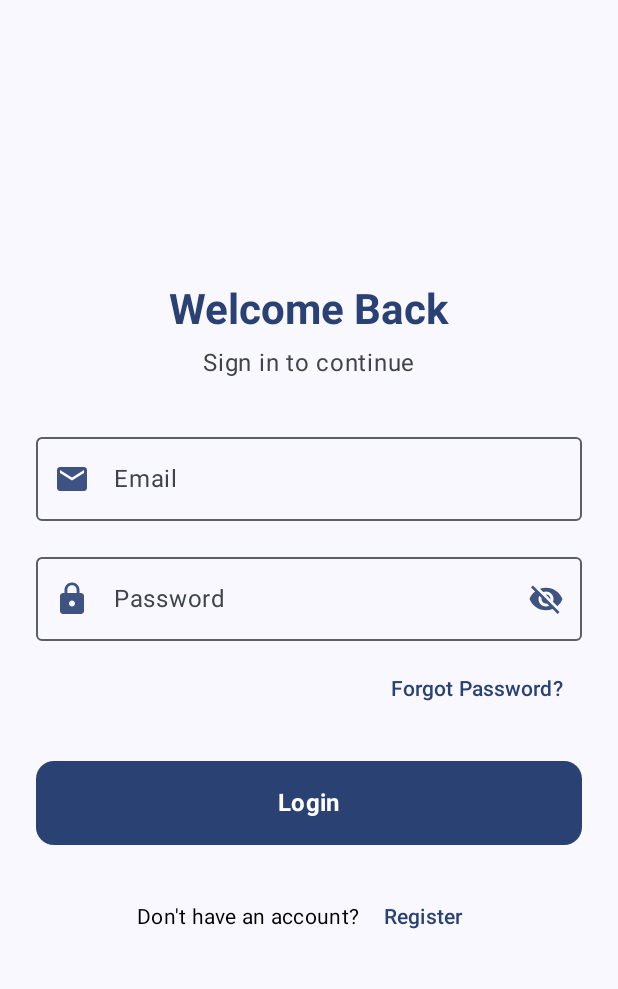
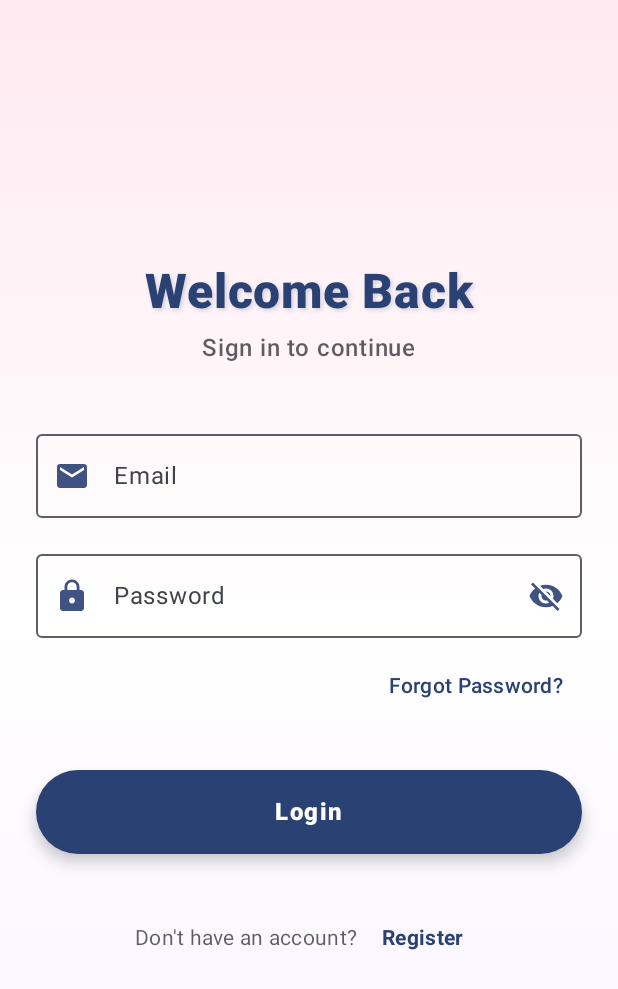
Before and after one commit to MaiVanTinh17072005/Ung_dung_android_DA3, an Android app built with Jetpack Compose: the screen it shows after launch (MainActivity), on a phone screen of 412 x 824 dp. Shown: the top 989 px of the screen. Run offline under Robolectric (Android 15) with nearby library versions, the phone set to English and light mode, and no system bars.

Commit message:
tinh add backgroud

```diff
--- a/app/src/main/java/com/example/learnjapanese/ui/screens/login/LoginScreen.kt
+++ b/app/src/main/java/com/example/learnjapanese/ui/screens/login/LoginScreen.kt
@@ -17,10 +17,16 @@ import androidx.compose.ui.text.font.FontWeight
 import androidx.compose.ui.text.input.KeyboardType
 import androidx.compose.ui.text.input.PasswordVisualTransformation
 import androidx.compose.ui.text.input.VisualTransformation
-import androidx.compose.ui.tooling.preview.Preview
 import androidx.compose.ui.unit.dp
-import com.example.learnjapanese.ui.theme.LearnJapaneseTheme
 import com.example.learnjapanese.ui.viewmodels.LoginViewModel
+import androidx.compose.ui.graphics.Brush
+import androidx.compose.ui.graphics.Color
+import androidx.compose.ui.graphics.Shadow
+import androidx.compose.ui.unit.sp
+import androidx.compose.foundation.layout.Box
+
+// Thay đổi import
+import androidx.compose.ui.geometry.Offset
 
 @Composable
 fun LoginScreen(
@@ -32,31 +38,57 @@ fun LoginScreen(
     var passwordVisible by remember { mutableStateOf(false) }
 
     val primaryColor = MaterialTheme.colorScheme.primary
+    val secondaryColor = MaterialTheme.colorScheme.secondary
     val surfaceColor = MaterialTheme.colorScheme.surface
     val iconColor = MaterialTheme.colorScheme.primary.copy(alpha = 0.9f)
 
+    // Sử dụng gradient màu hồng-trắng sáng hơn
+    val gradientColors = listOf(
+        Color(0xFFFFE9F0),  // Trắng hồng rất nhạt
+        Color(0xFFFFFFFF),  // Hồng siêu nhạt
+        Color(0xFFFAF2FF)   // Trắng
+    )
+
+    Box(
+        modifier = Modifier
+            .fillMaxSize()
+            .background(
+                Brush.verticalGradient(
+                    colors = gradientColors,
+                    startY = 0f,
+                    endY = Float.POSITIVE_INFINITY
+                )
+            )
+    ) {
         Column(
             modifier = Modifier
                 .fillMaxSize()
-            .background(surfaceColor)
-            .padding(24.dp),
+                .padding(horizontal = 24.dp, vertical = 16.dp),
             horizontalAlignment = Alignment.CenterHorizontally,
             verticalArrangement = Arrangement.Center
         ) {
             Text(
                 text = "Welcome Back",
-            style = MaterialTheme.typography.headlineMedium.copy(
+                style = MaterialTheme.typography.headlineLarge.copy(
                     color = primaryColor,
-                fontWeight = FontWeight.Bold
+                    fontWeight = FontWeight.ExtraBold,
+                    letterSpacing = 0.5.sp,
+                    shadow = Shadow(
+                        color = primaryColor.copy(alpha = 0.2f),
+                        offset = Offset(2f, 2f),
+                        blurRadius = 3f
+                    )
                 ),
                 modifier = Modifier.padding(bottom = 8.dp)
             )
 
             Text(
                 text = "Sign in to continue",
-            style = MaterialTheme.typography.bodyLarge,
-            color = MaterialTheme.colorScheme.onSurfaceVariant,
-            modifier = Modifier.padding(bottom = 32.dp)
+                style = MaterialTheme.typography.bodyLarge.copy(
+                    color = MaterialTheme.colorScheme.onSurface.copy(alpha = 0.7f),
+                    fontWeight = FontWeight.Medium
+                ),
+                modifier = Modifier.padding(bottom = 40.dp)
             )
 
             OutlinedTextField(
@@ -128,13 +160,16 @@ fun LoginScreen(
             Box(
                 modifier = Modifier
                     .fillMaxWidth()
-                .padding(bottom = 24.dp),
+                    .padding(bottom = 32.dp),
                 contentAlignment = Alignment.CenterEnd
             ) {
                 TextButton(onClick = onForgotPasswordClick) {
                     Text(
                         text = "Forgot Password?",
-                    color = primaryColor
+                        style = MaterialTheme.typography.bodyMedium.copy(
+                            color = primaryColor,
+                            fontWeight = FontWeight.Medium
+                        )
                     )
                 }
             }
@@ -147,21 +182,26 @@ fun LoginScreen(
                 modifier = Modifier
                     .fillMaxWidth()
                     .height(56.dp),
-            shape = RoundedCornerShape(12.dp),
+                shape = RoundedCornerShape(28.dp),
                 colors = ButtonDefaults.buttonColors(
                     containerColor = primaryColor,
-                contentColor = MaterialTheme.colorScheme.onPrimary
+                    contentColor = Color.White
+                ),
+                elevation = ButtonDefaults.buttonElevation(
+                    defaultElevation = 6.dp,
+                    pressedElevation = 8.dp
                 )
             ) {
                 Text(
                     "Login",
                     style = MaterialTheme.typography.titleMedium.copy(
-                    fontWeight = FontWeight.Bold
+                        fontWeight = FontWeight.ExtraBold,
+                        letterSpacing = 1.sp
                     )
                 )
             }
 
-        Spacer(modifier = Modifier.height(24.dp))
+            Spacer(modifier = Modifier.height(32.dp))
 
             Row(
                 horizontalArrangement = Arrangement.Center,
@@ -169,14 +209,20 @@ fun LoginScreen(
             ) {
                 Text(
                     text = "Don't have an account? ",
-                style = MaterialTheme.typography.bodyMedium
+                    style = MaterialTheme.typography.bodyMedium.copy(
+                        color = MaterialTheme.colorScheme.onSurface.copy(alpha = 0.7f)
+                    )
                 )
                 TextButton(onClick = onRegisterClick) {
                     Text(
                         text = "Register",
-                    color = primaryColor
+                        style = MaterialTheme.typography.bodyMedium.copy(
+                            color = primaryColor,
+                            fontWeight = FontWeight.Bold
+                        )
                     )
                 }
             }
         }
     }
+}
```
Lines whose indentation alone changed are shown as unchanged.
